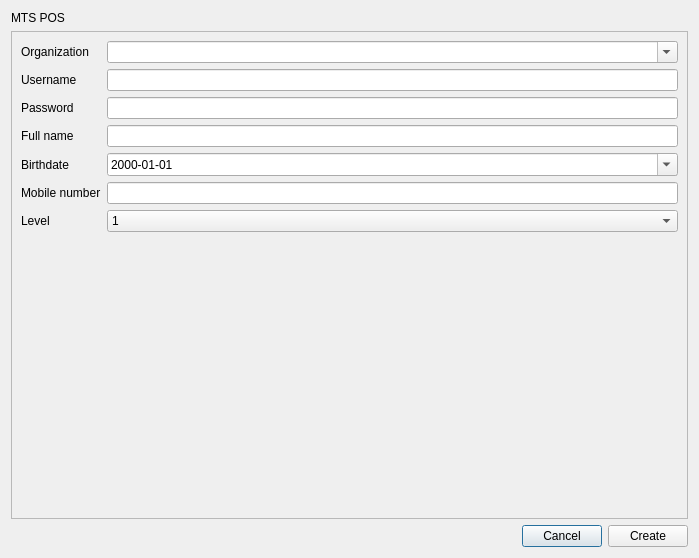
The window that app/views/templates/generated/SignUp.ui (rondalefloyd/mts-pos) describes before a commit, drawn with Qt 5.
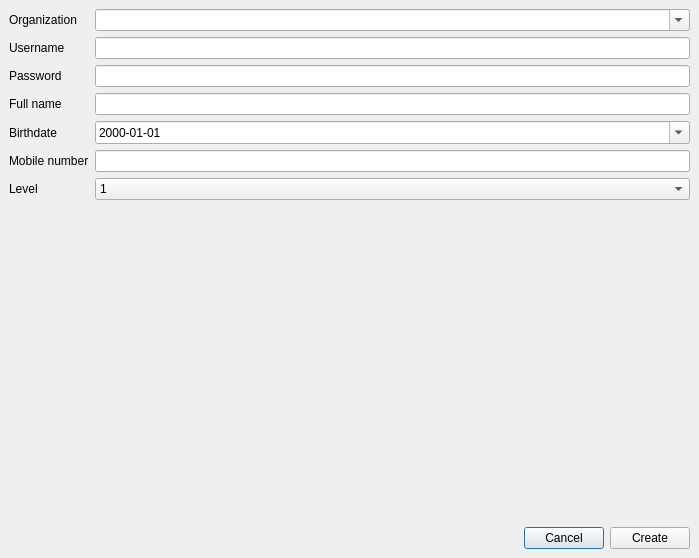
The same window after the commit.

The edit to the form file:
```diff
--- a/app/views/templates/generated/SignUp.ui
+++ b/app/views/templates/generated/SignUp.ui
@@ -14,21 +14,26 @@
    <string>Sign up</string>
   </property>
   <layout class="QVBoxLayout" name="verticalLayout">
-   <item>
-    <widget class="QLabel" name="label_6">
-     <property name="sizePolicy">
-      <sizepolicy hsizetype="Preferred" vsizetype="Fixed">
-       <horstretch>0</horstretch>
-       <verstretch>0</verstretch>
-      </sizepolicy>
-     </property>
-     <property name="text">
-      <string>MTS POS</string>
-     </property>
-    </widget>
-   </item>
+   <property name="spacing">
+    <number>0</number>
+   </property>
+   <property name="leftMargin">
+    <number>0</number>
+   </property>
+   <property name="topMargin">
+    <number>0</number>
+   </property>
+   <property name="rightMargin">
+    <number>0</number>
+   </property>
+   <property name="bottomMargin">
+    <number>0</number>
+   </property>
    <item>
     <widget class="QScrollArea" name="scrollArea">
+     <property name="frameShape">
+      <enum>QFrame::NoFrame</enum>
+     </property>
      <property name="widgetResizable">
       <bool>true</bool>
      </property>
@@ -37,8 +42,8 @@
        <rect>
         <x>0</x>
         <y>0</y>
-        <width>679</width>
-        <height>488</height>
+        <width>699</width>
+        <height>517</height>
        </rect>
       </property>
       <layout class="QFormLayout" name="formLayout">
@@ -150,7 +155,8 @@
     </widget>
    </item>
    <item>
-    <layout class="QHBoxLayout" name="horizontalLayout">
+    <widget class="QWidget" name="widgetConfirmationButton" native="true">
+     <layout class="QHBoxLayout" name="horizontalLayout_2">
      <item>
       <spacer name="horizontalSpacer">
        <property name="orientation">
@@ -179,6 +185,7 @@
       </widget>
      </item>
     </layout>
+    </widget>
    </item>
   </layout>
  </widget>
```
Left out of the diff: 2 changed lines with no effect on the pictures. Lines whose indentation alone changed are shown as unchanged.
